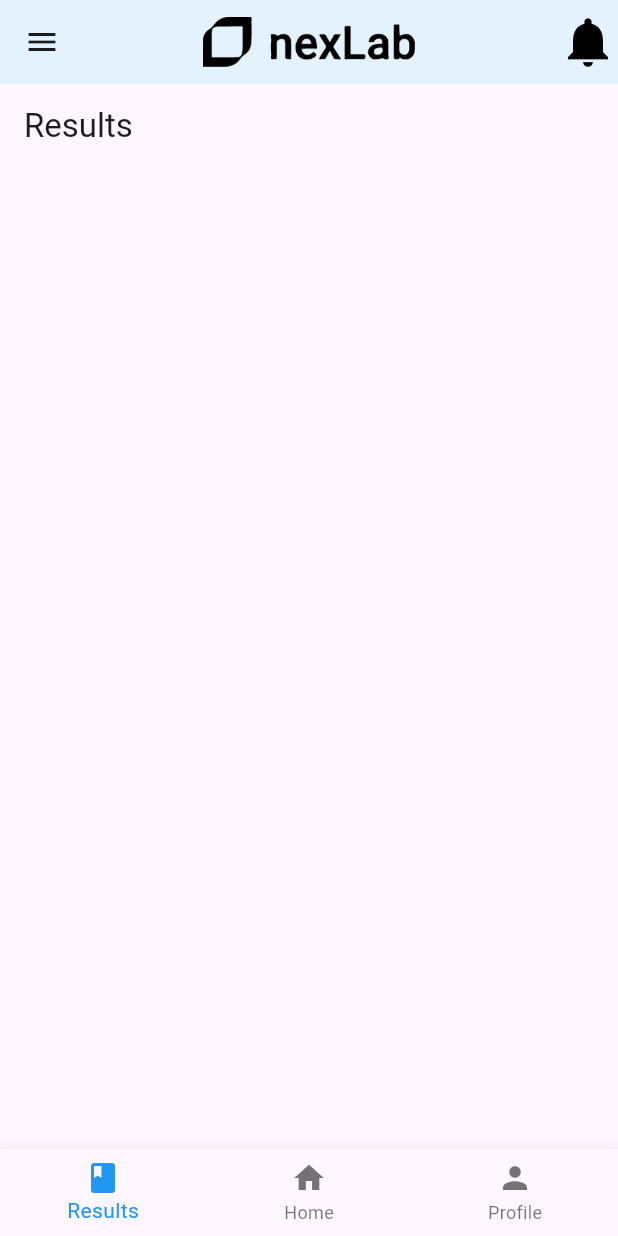
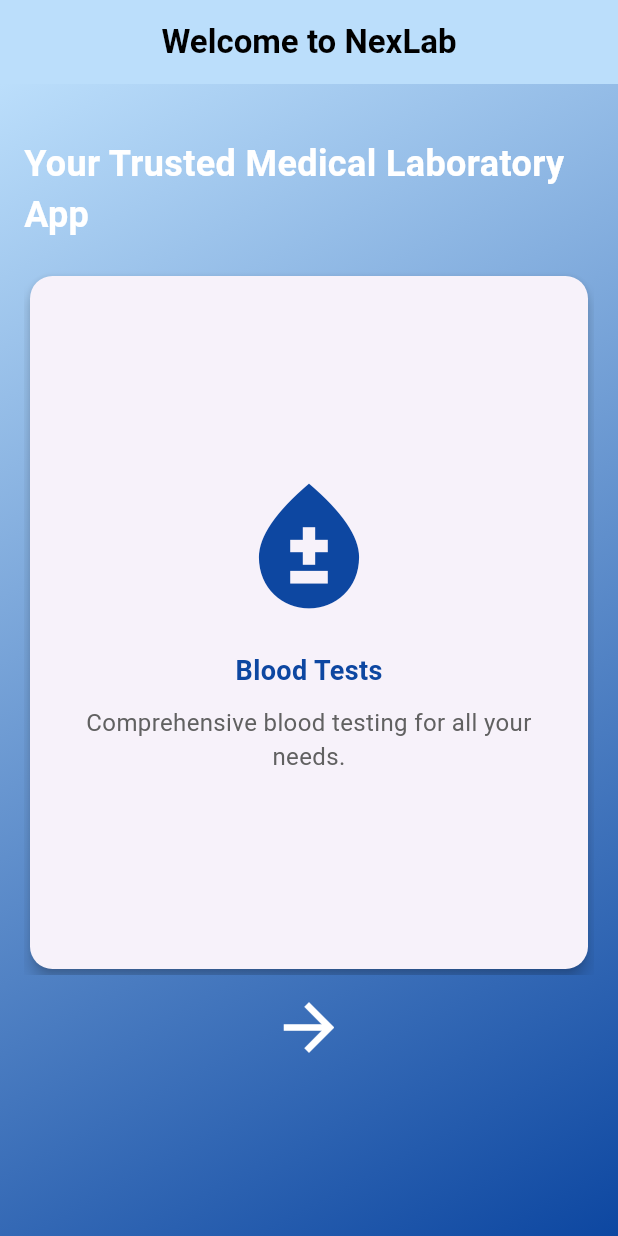
Before and after one commit to Daniyal-ahmeda/nexlab, a Flutter app: the screen it shows after launch, on a phone screen of 412 x 824 dp. Run offline on Flutter 3.47's test engine with Material 3 defaults, Android fonts, the phone set to English and light mode, and no system bars; our stand-ins replace font_awesome_flutter, pdf, printing, shared_preferences; Roboto replaces fonts that are missing (Raleway).

Commit message:
baording added

```diff
--- a/lib/main.dart
+++ b/lib/main.dart
@@ -1,5 +1,5 @@
 import 'package:flutter/material.dart';
-import 'package:nex_lab/screens/home_screen.dart';
+ import 'package:nex_lab/screens/onbaording_screen.dart';
 
 void main() {
   runApp(const MyApp());
@@ -12,12 +12,11 @@ class MyApp extends StatelessWidget {
   @override
   Widget build(BuildContext context) {
     return MaterialApp(
-      title: 'Flutter Demo',
+      title: 'NexLab',
       theme: ThemeData(
-        colorScheme: ColorScheme.fromSeed(seedColor: Colors.deepPurple),
-        useMaterial3: true,
+        primarySwatch: Colors.blue,
       ),
-      home: HomeScreen()
+      home: NexLabBoardingScreen()
     );
   }
 }
--- a/lib/screens/home_screen.dart
+++ b/lib/screens/home_screen.dart
@@ -14,7 +14,7 @@ class HomeScreen extends StatefulWidget {
 }
 
 class _HomeScreenState extends State<HomeScreen> {
-  int _selectedIndex = 0;
+  int _selectedIndex = 1;
   int _currentSwappableIndex = 0;
   bool isDarkMode = false;
   final List<BookedTest> bookedTests = [];
--- /dev/null
+++ b/lib/screens/onbaording_screen.dart
@@ -0,0 +1,184 @@
+import 'package:flutter/material.dart';
+
+import 'package:nex_lab/screens/terms_and_conditions.dart';
+
+class NexLabBoardingScreen extends StatefulWidget {
+  @override
+  _NexLabBoardingScreenState createState() => _NexLabBoardingScreenState();
+}
+
+class _NexLabBoardingScreenState extends State<NexLabBoardingScreen> with TickerProviderStateMixin {
+  final PageController _pageController = PageController();
+  int _currentPage = 0;
+  late AnimationController _animationController;
+  late Animation<double> _fadeAnimation;
+
+  @override
+  void initState() {
+    super.initState();
+    _animationController = AnimationController(
+      duration: Duration(milliseconds: 500),
+      vsync: this,
+    );
+    _fadeAnimation = CurvedAnimation(
+      parent: _animationController,
+      curve: Curves.easeIn,
+    );
+  }
+
+  void _nextPage() {
+    if (_currentPage < 2) {
+      _currentPage++;
+    } else {
+      _currentPage = 0;
+    }
+    _pageController.animateToPage(
+      _currentPage,
+      duration: Duration(milliseconds: 370),
+      curve: Curves.easeIn,
+    );
+  }
+
+  @override
+  void dispose() {
+    _animationController.dispose();
+    _pageController.dispose();
+    super.dispose();
+  }
+
+  @override
+  Widget build(BuildContext context) {
+    return Scaffold(
+      appBar: AppBar(
+        backgroundColor: Colors.blue.shade100,
+        title: Text(
+          'Welcome to NexLab',
+          style: TextStyle(
+            fontFamily: 'Raleway',
+            fontWeight: FontWeight.bold,
+            color: Colors.black,
+          ),
+        ),
+        centerTitle: true,
+      ),
+      body: Container(
+        decoration: BoxDecoration(
+          gradient: LinearGradient(
+            colors: [Colors.blue.shade100, Colors.blue.shade900],
+            begin: Alignment.topLeft,
+            end: Alignment.bottomRight,
+          ),
+        ),
+        child: Padding(
+          padding: const EdgeInsets.all(16.0),
+          child: Column(
+            crossAxisAlignment: CrossAxisAlignment.start,
+            children: [
+              SizedBox(height: 20),
+              Text(
+                'Your Trusted Medical Laboratory App',
+                style: TextStyle(fontSize: 24, fontWeight: FontWeight.bold, color: Colors.white),
+              ),
+              SizedBox(height: 20),
+              Expanded(
+                child: PageView(
+                  controller: _pageController,
+                  onPageChanged: (index) {
+                    setState(() {
+                      _currentPage = index;
+                      if (index == 2) {
+                        _animationController.forward();
+                      } else {
+                        _animationController.reset();
+                      }
+                    });
+                  },
+                  children: [
+                    _buildServiceCard(
+                      title: 'Blood Tests',
+                      description: 'Comprehensive blood testing for all your needs.',
+                      icon: Icons.bloodtype,
+                    ),
+                    _buildServiceCard(
+                      title: 'COVID-19 Testing',
+                      description: 'Reliable COVID-19 testing with quick results.',
+                      icon: Icons.coronavirus,
+                    ),
+                    _buildServiceCard(
+                      title: 'Genetic Testing',
+                      description: 'Advanced genetic testing for health and ancestry.',
+                      icon: Icons.biotech,
+                    ),
+                  ],
+                ),
+              ),
+              Center(
+                child: IconButton(
+                  onPressed: _nextPage,
+                  icon: Icon(Icons.arrow_forward, color: Colors.white),
+                  iconSize: 50,
+                  padding: EdgeInsets.all(10),
+                  color: Colors.blue.shade50.withOpacity(0.8),
+                  constraints: BoxConstraints(minWidth: 50, minHeight: 50),
+                ),
+              ),
+              SizedBox(height: 20),
+              FadeTransition(
+                opacity: _fadeAnimation,
+                child: Center(
+                  child: ElevatedButton(
+                    onPressed: () {
+                      Navigator.push(
+                        context,
+                        MaterialPageRoute(builder: (context) => TermsAndConditionsScreen()),
+                      );
+                    },
+                    child: Text('Continue'),
+                    style: ElevatedButton.styleFrom(
+                      foregroundColor: Colors.white,
+                      backgroundColor: Colors.blue.shade900,
+                      shape: RoundedRectangleBorder(
+                        borderRadius: BorderRadius.circular(8.0),
+                        side: BorderSide(color: Colors.blue.shade100),
+                      ),
+                      padding: EdgeInsets.symmetric(horizontal: 20, vertical: 10),
+                      textStyle: TextStyle(fontSize: 16, fontWeight: FontWeight.bold),
+                    ),
+                  ),
+                ),
+              ),
+              SizedBox(height: 20),
+            ],
+          ),
+        ),
+      ),
+    );
+  }
+
+  Widget _buildServiceCard({required String title, required String description, required IconData icon}) {
+    return Card(
+      shape: RoundedRectangleBorder(borderRadius: BorderRadius.circular(15)),
+      elevation: 4,
+      child: Column(
+        mainAxisAlignment: MainAxisAlignment.center,
+        children: [
+          Icon(icon, size: 100, color: Colors.blue.shade900),
+          SizedBox(height: 20),
+          Text(
+            title,
+            style: TextStyle(fontSize: 18, fontWeight: FontWeight.bold, color: Colors.blue.shade900),
+          ),
+          SizedBox(height: 10),
+          Padding(
+            padding: const EdgeInsets.symmetric(horizontal: 16.0),
+            child: Text(
+              description,
+              textAlign: TextAlign.center,
+              style: TextStyle(fontSize: 16, color: Colors.grey.shade700),
+            ),
+          ),
+        ],
+      ),
+    );
+  }
+}
--- a/lib/screens/profile_screens/profile_screen.dart
+++ b/lib/screens/profile_screens/profile_screen.dart
@@ -1,9 +1,7 @@
 import 'package:flutter/material.dart';
-import 'package:nex_lab/screens/payment/payment_screen.dart';
 import 'package:nex_lab/screens/profile_screens/about_screen.dart';
 import 'package:nex_lab/screens/profile_screens/logout_screen.dart';
 import 'package:nex_lab/screens/profile_screens/privacy_screen.dart';
-import 'settings_screen.dart'; // Import SettingsScreen
 import 'edit_profile_screen.dart'; // Import EditProfileScreen
 
 class ProfileScreen extends StatefulWidget {
--- a/pubspec.yaml
+++ b/pubspec.yaml
@@ -32,6 +32,7 @@ dependencies:
     sdk: flutter
   flutter_localizations:
     sdk: flutter
+  shared_preferences: ^2.0.6
 
 
   pdf: ^3.3.0
@@ -77,6 +78,7 @@ flutter:
     - Assets/lab1.jpg
     - Assets/lab2.jpg
     - Assets/lab3.jpg
+    - Assets/card_placeholder.jpg
 
 
   # An image asset can refer to one or more resolution-specific "variants", see
```
Also changed, not shown: lib/screens/Main_screen.dart (added, +27 -0 lines), lib/screens/payment/addpaymkentmethod_screen.dart (+95 -37 lines), lib/screens/payment/selected_methods.dart (added, +59 -0 lines), lib/screens/profile_screens/about_screen.dart (+27 -0 lines), lib/screens/terms_and_conditions.dart (added, +143 -0 lines), Assets/card_placeholder.jpg (added), lib/screens/profile_screens/logout_screen.dart (line endings or trailing spaces), pubspec.lock, 1 other file.
